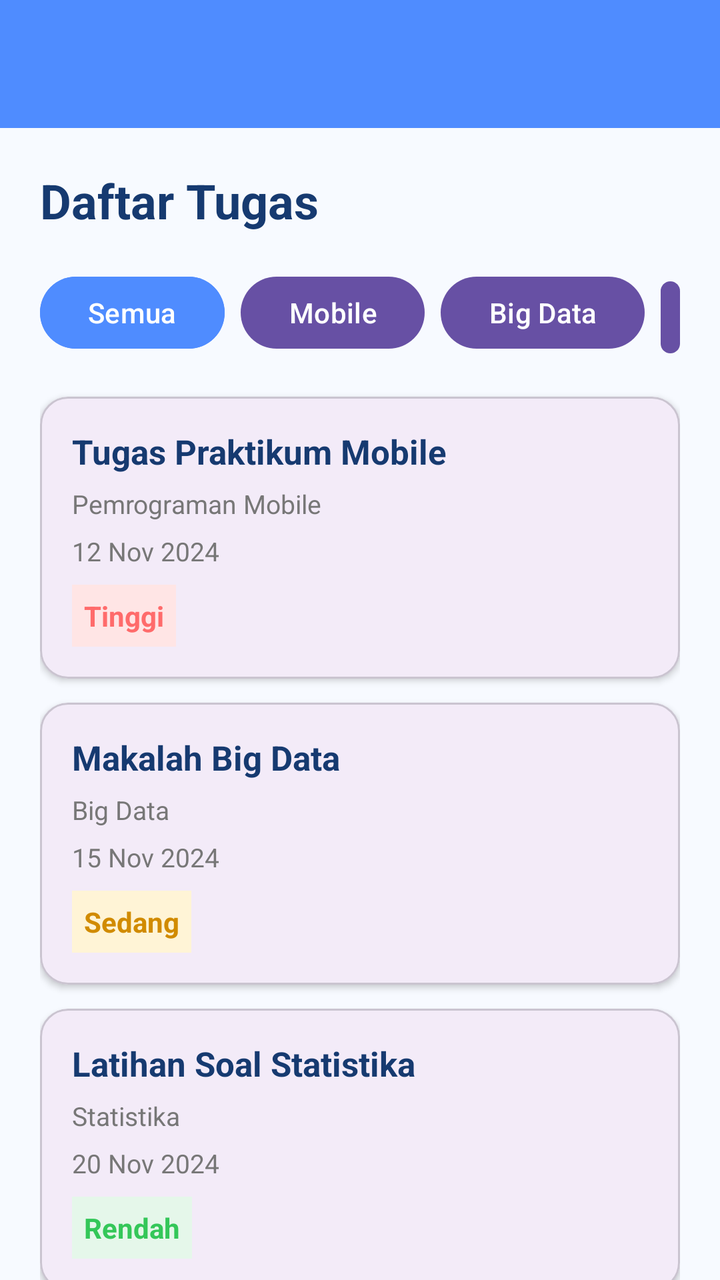
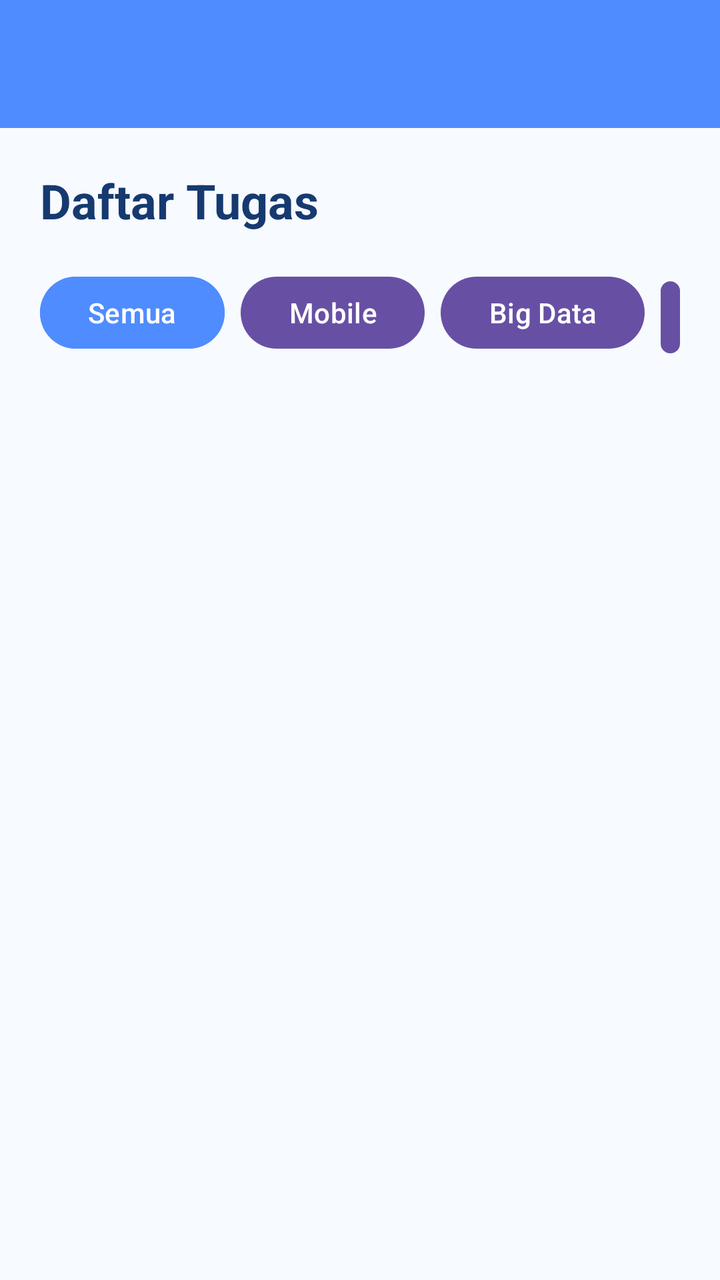

An Android layout rendered at two revisions. The XML below is the earlier revision; the diff shows what the commit changed to produce the second picture.
<!-- AndroidManifest.xml: application theme Theme.StudyMate -->
<!-- res/layout/activity_daftar_tugas.xml -->
<?xml version="1.0" encoding="utf-8"?>
<androidx.coordinatorlayout.widget.CoordinatorLayout
    xmlns:android="http://schemas.android.com/apk/res/android"
    xmlns:app="http://schemas.android.com/apk/res-auto"
    xmlns:tools="http://schemas.android.com/tools"
    android:id="@+id/main"
    android:layout_width="match_parent"
    android:layout_height="match_parent"
    android:background="@color/studymate_background"
    tools:context=".DaftarTugasActivity">

    <com.google.android.material.appbar.AppBarLayout
        android:id="@+id/appBar"
        android:layout_width="match_parent"
        android:layout_height="wrap_content">

        <androidx.appcompat.widget.Toolbar
            android:id="@+id/toolbar"
            android:layout_width="match_parent"
            android:layout_height="?attr/actionBarSize"
            android:background="@color/studymate_primary"
            app:titleTextColor="@android:color/white" />

    </com.google.android.material.appbar.AppBarLayout>

    <androidx.core.widget.NestedScrollView
        android:layout_width="match_parent"
        android:layout_height="match_parent"
        app:layout_behavior="@string/appbar_scrolling_view_behavior">

        <LinearLayout
            android:layout_width="match_parent"
            android:layout_height="wrap_content"
            android:orientation="vertical"
            android:padding="20dp">

            <TextView
                android:layout_width="match_parent"
                android:layout_height="wrap_content"
                android:text="Daftar Tugas"
                android:textColor="@color/studymate_navy"
                android:textSize="24sp"
                android:textStyle="bold" />

            <LinearLayout
                android:layout_width="match_parent"
                android:layout_height="wrap_content"
                android:layout_marginTop="18dp"
                android:orientation="horizontal">

                <Button
                    android:layout_width="wrap_content"
                    android:layout_height="44dp"
                    android:backgroundTint="@color/studymate_primary"
                    android:text="Semua"
                    android:textAllCaps="false"
                    android:textColor="@android:color/white" />

                <Button
                    android:layout_width="wrap_content"
                    android:layout_height="44dp"
                    android:layout_marginStart="8dp"
                    android:text="Mobile"
                    android:textAllCaps="false" />

                <Button
                    android:layout_width="wrap_content"
                    android:layout_height="44dp"
                    android:layout_marginStart="8dp"
                    android:text="Big Data"
                    android:textAllCaps="false" />

                <Button
                    android:layout_width="wrap_content"
                    android:layout_height="44dp"
                    android:layout_marginStart="8dp"
                    android:text="Statistika"
                    android:textAllCaps="false" />

            </LinearLayout>

            <com.google.android.material.card.MaterialCardView
                android:layout_width="match_parent"
                android:layout_height="wrap_content"
                android:layout_marginTop="20dp"
                app:cardCornerRadius="14dp"
                app:cardElevation="2dp">

                <LinearLayout
                    android:layout_width="match_parent"
                    android:layout_height="wrap_content"
                    android:orientation="vertical"
                    android:padding="16dp">

                    <TextView
                        android:layout_width="match_parent"
                        android:layout_height="wrap_content"
                        android:text="Tugas Praktikum Mobile"
                        android:textColor="@color/studymate_navy"
                        android:textSize="17sp"
                        android:textStyle="bold" />

                    <TextView
                        android:layout_width="wrap_content"
                        android:layout_height="wrap_content"
                        android:layout_marginTop="6dp"
                        android:text="Pemrograman Mobile"
                        android:textColor="#777777"
                        android:textSize="13sp" />

                    <TextView
                        android:layout_width="wrap_content"
                        android:layout_height="wrap_content"
                        android:layout_marginTop="6dp"
                        android:text="12 Nov 2024"
                        android:textColor="#777777"
                        android:textSize="13sp" />

                    <TextView
                        android:layout_width="wrap_content"
                        android:layout_height="wrap_content"
                        android:layout_marginTop="8dp"
                        android:background="#FFE5E5"
                        android:padding="6dp"
                        android:text="Tinggi"
                        android:textColor="@color/studymate_error"
                        android:textStyle="bold" />

                </LinearLayout>

            </com.google.android.material.card.MaterialCardView>

            <com.google.android.material.card.MaterialCardView
                android:layout_width="match_parent"
                android:layout_height="wrap_content"
                android:layout_marginTop="12dp"
                app:cardCornerRadius="14dp"
                app:cardElevation="2dp">

                <LinearLayout
                    android:layout_width="match_parent"
                    android:layout_height="wrap_content"
                    android:orientation="vertical"
                    android:padding="16dp">

                    <TextView
                        android:layout_width="match_parent"
                        android:layout_height="wrap_content"
                        android:text="Makalah Big Data"
                        android:textColor="@color/studymate_navy"
                        android:textSize="17sp"
                        android:textStyle="bold" />

                    <TextView
                        android:layout_width="wrap_content"
                        android:layout_height="wrap_content"
                        android:layout_marginTop="6dp"
                        android:text="Big Data"
                        android:textColor="#777777"
                        android:textSize="13sp" />

                    <TextView
                        android:layout_width="wrap_content"
                        android:layout_height="wrap_content"
                        android:layout_marginTop="6dp"
                        android:text="15 Nov 2024"
                        android:textColor="#777777"
                        android:textSize="13sp" />

                    <TextView
                        android:layout_width="wrap_content"
                        android:layout_height="wrap_content"
                        android:layout_marginTop="8dp"
                        android:background="#FFF4D6"
                        android:padding="6dp"
                        android:text="Sedang"
                        android:textColor="#D18B00"
                        android:textStyle="bold" />

                </LinearLayout>

            </com.google.android.material.card.MaterialCardView>

            <com.google.android.material.card.MaterialCardView
                android:layout_width="match_parent"
                android:layout_height="wrap_content"
                android:layout_marginTop="12dp"
                android:layout_marginBottom="30dp"
                app:cardCornerRadius="14dp"
                app:cardElevation="2dp">

                <LinearLayout
                    android:layout_width="match_parent"
                    android:layout_height="wrap_content"
                    android:orientation="vertical"
                    android:padding="16dp">

                    <TextView
                        android:layout_width="match_parent"
                        android:layout_height="wrap_content"
                        android:text="Latihan Soal Statistika"
                        android:textColor="@color/studymate_navy"
                        android:textSize="17sp"
                        android:textStyle="bold" />

                    <TextView
                        android:layout_width="wrap_content"
                        android:layout_height="wrap_content"
                        android:layout_marginTop="6dp"
                        android:text="Statistika"
                        android:textColor="#777777"
                        android:textSize="13sp" />

                    <TextView
                        android:layout_width="wrap_content"
                        android:layout_height="wrap_content"
                        android:layout_marginTop="6dp"
                        android:text="20 Nov 2024"
                        android:textColor="#777777"
                        android:textSize="13sp" />

                    <TextView
                        android:layout_width="wrap_content"
                        android:layout_height="wrap_content"
                        android:layout_marginTop="8dp"
                        android:background="#E5F7EA"
                        android:padding="6dp"
                        android:text="Rendah"
                        android:textColor="@color/studymate_success"
                        android:textStyle="bold" />

                </LinearLayout>

            </com.google.android.material.card.MaterialCardView>

        </LinearLayout>

    </androidx.core.widget.NestedScrollView>

</androidx.coordinatorlayout.widget.CoordinatorLayout>
<!-- resources referenced by this layout -->
<resources>
  <color name="studymate_background">#F7FAFF</color>
  <color name="studymate_error">#FF6B6B</color>
  <color name="studymate_navy">#163A70</color>
  <color name="studymate_primary">#4F8CFF</color>
  <color name="studymate_success">#34C759</color>
  <style name="Theme.StudyMate" parent="Base.Theme.StudyMate" />
  <style name="Base.Theme.StudyMate" parent="Theme.Material3.DayNight.NoActionBar">
          
          
      </style>
</resources>

<!-- the commit's change to res/layout/activity_daftar_tugas.xml (unified diff, before → after) -->
@@ -49,6 +49,7 @@
                 android:orientation="horizontal">
 
                 <Button
+                    android:id="@+id/btnSemua"
                     android:layout_width="wrap_content"
                     android:layout_height="44dp"
                     android:backgroundTint="@color/studymate_primary"
@@ -57,6 +58,7 @@
                     android:textColor="@android:color/white" />
 
                 <Button
+                    android:id="@+id/btnMobile"
                     android:layout_width="wrap_content"
                     android:layout_height="44dp"
                     android:layout_marginStart="8dp"
@@ -64,6 +66,7 @@
                     android:textAllCaps="false" />
 
                 <Button
+                    android:id="@+id/btnBigData"
                     android:layout_width="wrap_content"
                     android:layout_height="44dp"
                     android:layout_marginStart="8dp"
@@ -71,6 +74,7 @@
                     android:textAllCaps="false" />
 
                 <Button
+                    android:id="@+id/btnStatistika"
                     android:layout_width="wrap_content"
                     android:layout_height="44dp"
                     android:layout_marginStart="8dp"
@@ -79,162 +83,81 @@
 
             </LinearLayout>
 
-            <com.google.android.material.card.MaterialCardView
+            <androidx.recyclerview.widget.RecyclerView
+                android:id="@+id/recyclerTugas"
                 android:layout_width="match_parent"
                 android:layout_height="wrap_content"
-                android:layout_marginTop="20dp"
-                app:cardCornerRadius="14dp"
-                app:cardElevation="2dp">
-
-                <LinearLayout
-                    android:layout_width="match_parent"
-                    android:layout_height="wrap_content"
-                    android:orientation="vertical"
-                    android:padding="16dp">
-
-                    <TextView
-                        android:layout_width="match_parent"
-                        android:layout_height="wrap_content"
-                        android:text="Tugas Praktikum Mobile"
-                        android:textColor="@color/studymate_navy"
-                        android:textSize="17sp"
-                        android:textStyle="bold" />
-
-                    <TextView
-                        android:layout_width="wrap_content"
-                        android:layout_height="wrap_content"
-                        android:layout_marginTop="6dp"
-                        android:text="Pemrograman Mobile"
-                        android:textColor="#777777"
-                        android:textSize="13sp" />
-
-                    <TextView
-                        android:layout_width="wrap_content"
-                        android:layout_height="wrap_content"
-                        android:layout_marginTop="6dp"
-                        android:text="12 Nov 2024"
-                        android:textColor="#777777"
-                        android:textSize="13sp" />
-
-                    <TextView
-                        android:layout_width="wrap_content"
-                        android:layout_height="wrap_content"
-                        android:layout_marginTop="8dp"
-                        android:background="#FFE5E5"
-                        android:padding="6dp"
-                        android:text="Tinggi"
-                        android:textColor="@color/studymate_error"
-                        android:textStyle="bold" />
-
-                </LinearLayout>
-
-            </com.google.android.material.card.MaterialCardView>
-
-            <com.google.android.material.card.MaterialCardView
-                android:layout_width="match_parent"
-                android:layout_height="wrap_content"
-                android:layout_marginTop="12dp"
-                app:cardCornerRadius="14dp"
-                app:cardElevation="2dp">
-
-                <LinearLayout
-                    android:layout_width="match_parent"
-                    android:layout_height="wrap_content"
-                    android:orientation="vertical"
-                    android:padding="16dp">
-
-                    <TextView
-                        android:layout_width="match_parent"
-                        android:layout_height="wrap_content"
-                        android:text="Makalah Big Data"
-                        android:textColor="@color/studymate_navy"
-                        android:textSize="17sp"
-                        android:textStyle="bold" />
-
-                    <TextView
-                        android:layout_width="wrap_content"
-                        android:layout_height="wrap_content"
-                        android:layout_marginTop="6dp"
-                        android:text="Big Data"
-                        android:textColor="#777777"
-                        android:textSize="13sp" />
-
-                    <TextView
-                        android:layout_width="wrap_content"
-                        android:layout_height="wrap_content"
-                        android:layout_marginTop="6dp"
-                        android:text="15 Nov 2024"
-                        android:textColor="#777777"
-                        android:textSize="13sp" />
-
-                    <TextView
-                        android:layout_width="wrap_content"
-                        android:layout_height="wrap_content"
-                        android:layout_marginTop="8dp"
-                        android:background="#FFF4D6"
-                        android:padding="6dp"
-                        android:text="Sedang"
-                        android:textColor="#D18B00"
-                        android:textStyle="bold" />
-
-                </LinearLayout>
-
-            </com.google.android.material.card.MaterialCardView>
-
-            <com.google.android.material.card.MaterialCardView
-                android:layout_width="match_parent"
-                android:layout_height="wrap_content"
-                android:layout_marginTop="12dp"
-                android:layout_marginBottom="30dp"
-                app:cardCornerRadius="14dp"
-                app:cardElevation="2dp">
-
-                <LinearLayout
-                    android:layout_width="match_parent"
-                    android:layout_height="wrap_content"
-                    android:orientation="vertical"
-                    android:padding="16dp">
-
-                    <TextView
-                        android:layout_width="match_parent"
-                        android:layout_height="wrap_content"
-                        android:text="Latihan Soal Statistika"
-                        android:textColor="@color/studymate_navy"
-                        android:textSize="17sp"
-                        android:textStyle="bold" />
-
-                    <TextView
-                        android:layout_width="wrap_content"
-                        android:layout_height="wrap_content"
-                        android:layout_marginTop="6dp"
-                        android:text="Statistika"
-                        android:textColor="#777777"
-                        android:textSize="13sp" />
-
-                    <TextView
-                        android:layout_width="wrap_content"
-                        android:layout_height="wrap_content"
-                        android:layout_marginTop="6dp"
-                        android:text="20 Nov 2024"
-                        android:textColor="#777777"
-                        android:textSize="13sp" />
-
-                    <TextView
-                        android:layout_width="wrap_content"
-                        android:layout_height="wrap_content"
-                        android:layout_marginTop="8dp"
-                        android:background="#E5F7EA"
-                        android:padding="6dp"
-                        android:text="Rendah"
-                        android:textColor="@color/studymate_success"
-                        android:textStyle="bold" />
-
-                </LinearLayout>
-
-            </com.google.android.material.card.MaterialCardView>
+                android:layout_marginTop="14dp"
+                android:clipToPadding="false"
+                android:nestedScrollingEnabled="false"
+                android:paddingBottom="30dp"
+                tools:listitem="@layout/item_tugas" />
 
         </LinearLayout>
 
     </androidx.core.widget.NestedScrollView>
 
 </androidx.coordinatorlayout.widget.CoordinatorLayout>
+<!-- res/layout/item_tugas.xml (included above) -->
+<?xml version="1.0" encoding="utf-8"?>
+<com.google.android.material.card.MaterialCardView
+    xmlns:android="http://schemas.android.com/apk/res/android"
+    xmlns:app="http://schemas.android.com/apk/res-auto"
+    android:layout_width="match_parent"
+    android:layout_height="wrap_content"
+    android:layout_marginStart="16dp"
+    android:layout_marginTop="6dp"
+    android:layout_marginEnd="16dp"
+    android:layout_marginBottom="6dp"
+    app:cardCornerRadius="12dp"
+    app:cardElevation="3dp"
+    app:strokeColor="#DDDDDD"
+    app:strokeWidth="1dp">
+
+    <LinearLayout
+        android:layout_width="match_parent"
+        android:layout_height="wrap_content"
+        android:orientation="vertical"
+        android:padding="14dp">
+
+        <TextView
+            android:id="@+id/tvJudulTugas"
+            android:layout_width="match_parent"
+            android:layout_height="wrap_content"
+            android:text="Judul Tugas"
+            android:textColor="@color/studymate_navy"
+            android:textSize="16sp"
+            android:textStyle="bold" />
+
+        <TextView
+            android:id="@+id/tvMataKuliah"
+            android:layout_width="match_parent"
+            android:layout_height="wrap_content"
+            android:layout_marginTop="3dp"
+            android:text="Mata Kuliah"
+            android:textSize="13sp" />
+
+        <TextView
+            android:id="@+id/tvDeadline"
+            android:layout_width="match_parent"
+            android:layout_height="wrap_content"
+            android:layout_marginTop="3dp"
+            android:text="Deadline"
+            android:textColor="#777777"
+            android:textSize="13sp" />
+
+        <TextView
+            android:id="@+id/tvPrioritas"
+            android:layout_width="wrap_content"
+            android:layout_height="wrap_content"
+            android:layout_marginTop="8dp"
+            android:paddingStart="9dp"
+            android:paddingTop="4dp"
+            android:paddingEnd="9dp"
+            android:paddingBottom="4dp"
+            android:text="Tinggi"
+            android:textSize="12sp" />
+
+    </LinearLayout>
+
+</com.google.android.material.card.MaterialCardView>
<!-- resource entries referenced after the edit -->
@@ -1,10 +1,8 @@
 <!-- resources referenced by this layout -->
 <resources>
   <color name="studymate_background">#F7FAFF</color>
-  <color name="studymate_error">#FF6B6B</color>
   <color name="studymate_navy">#163A70</color>
   <color name="studymate_primary">#4F8CFF</color>
-  <color name="studymate_success">#34C759</color>
   <style name="Theme.StudyMate" parent="Base.Theme.StudyMate" />
   <style name="Base.Theme.StudyMate" parent="Theme.Material3.DayNight.NoActionBar">
           
